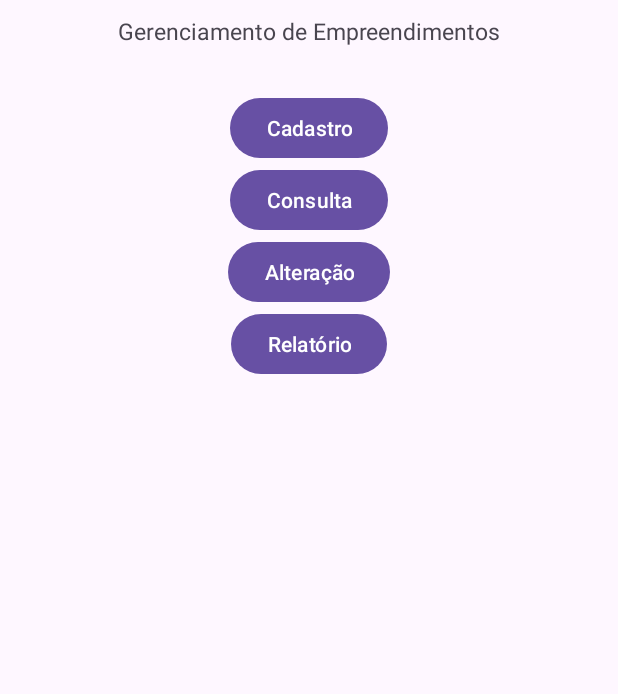
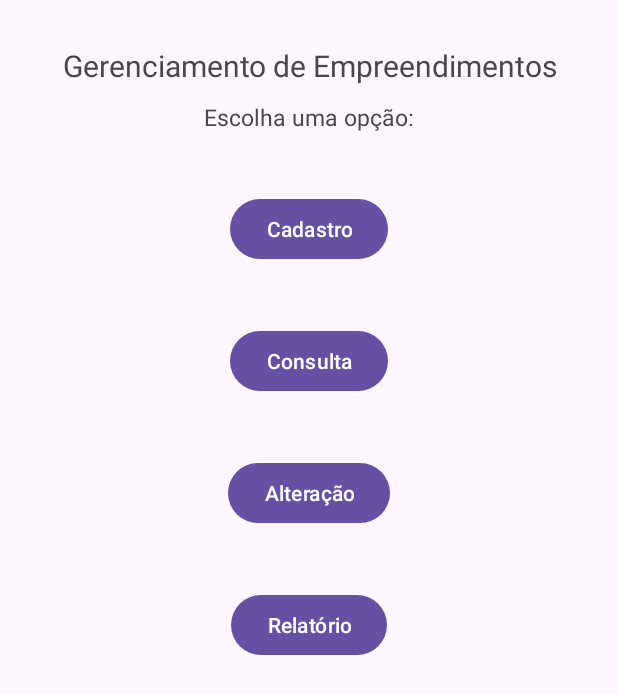
Before and after one commit to LucasDRo/ControleDeEstoque, an Android app: the fragment empreendimentoFrag shown on its own in the app's theme, on a phone screen of 412 x 824 dp. Shown: the top 694 px of the screen. Run offline under Robolectric (Android 15) with nearby library versions, the light colour scheme and no system bars.

Commit message:
ajustes fragments buttons

```diff
--- a/app/src/main/java/com/example/controledeestoque/ui/itens/itensFrag.java
+++ b/app/src/main/java/com/example/controledeestoque/ui/itens/itensFrag.java
@@ -16,6 +16,8 @@ public class itensFrag extends Fragment {
     public View onCreateView(LayoutInflater inflater, ViewGroup container,
                              Bundle savedInstanceState) {
         // Inflate the layout for this fragment
-        return inflater.inflate(R.layout.fragment_itens, container, false);
+       View rootView = inflater.inflate(R.layout.fragment_itens, container, false);
+
+        return rootView;
     }
 }
--- a/app/src/main/res/drawable/side_nav_bar.xml
+++ b/app/src/main/res/drawable/side_nav_bar.xml
@@ -2,8 +2,8 @@
     android:shape="rectangle">
     <gradient
         android:angle="135"
-        android:centerColor="#009688"
-        android:endColor="#00695C"
-        android:startColor="#4DB6AC"
+        android:centerColor="#6d048c"
+        android:startColor="#c605ff"
+        android:endColor="#48065c"
         android:type="linear" />
 </shape>
--- a/app/src/main/res/layout/fragment_empreendimento.xml
+++ b/app/src/main/res/layout/fragment_empreendimento.xml
@@ -16,25 +16,36 @@
             android:layout_width="match_parent"
             android:layout_height="wrap_content"
             android:text="Gerenciamento de Empreendimentos"
+            android:textSize="20dp"
+            android:padding="10dp"
+            android:layout_marginTop="20dp"
+            android:textAlignment="center"/>
+
+        <TextView
+            android:layout_width="match_parent"
+            android:layout_height="wrap_content"
+            android:text="Escolha uma opção:"
             android:textSize="15dp"
-            android:padding="10dp"
             android:layout_marginBottom="20dp"
             android:textAlignment="center"/>
 
         <Button
+            android:layout_margin="20dp"
             android:layout_width="wrap_content"
             android:layout_height="match_parent"
             android:text="Cadastro"/>
         <Button
+            android:layout_margin="20dp"
             android:layout_width="wrap_content"
             android:layout_height="match_parent"
             android:text="Consulta"/>
         <Button
+            android:layout_margin="20dp"
             android:layout_width="wrap_content"
             android:layout_height="match_parent"
             android:text="Alteração"/>
         <Button
-
+            android:layout_margin="20dp"
             android:layout_width="wrap_content"
             android:layout_height="match_parent"
             android:text="Relatório"/>
--- a/app/src/main/res/values/strings.xml
+++ b/app/src/main/res/values/strings.xml
@@ -8,8 +8,8 @@
     <string name="nav_header_desc">Navigation header</string>
     <string name="action_settings">Settings</string>
 
-    <string name="menu_empreendimento">Gerênciamento de Empreendimentos</string>
-    <string name="menu_itens">Gerênciamento de Itens</string>
+    <string name="menu_empreendimento">Empreendimentos</string>
+    <string name="menu_itens">Itens</string>
     <string name="menu_gallery">Gallery</string>
     <string name="menu_slideshow">Slideshow</string>
     <!-- TODO: Remove or change this placeholder text -->
```
Also changed, not shown: app/src/main/res/layout/fragment_itens.xml (+45 -4 lines).
